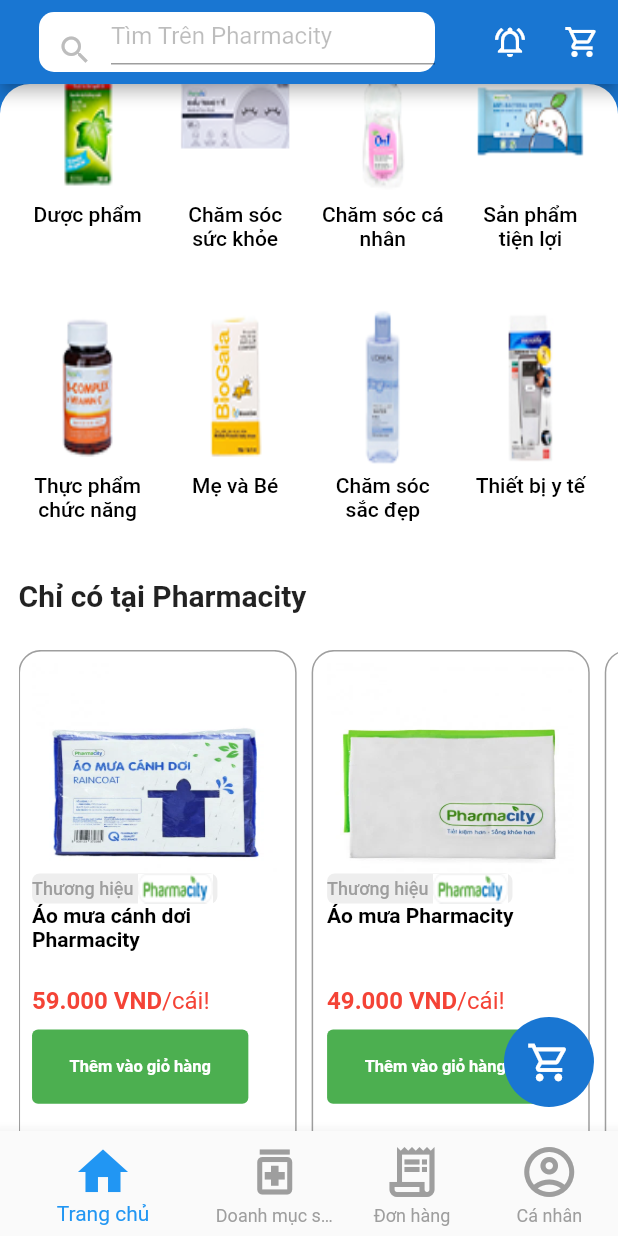
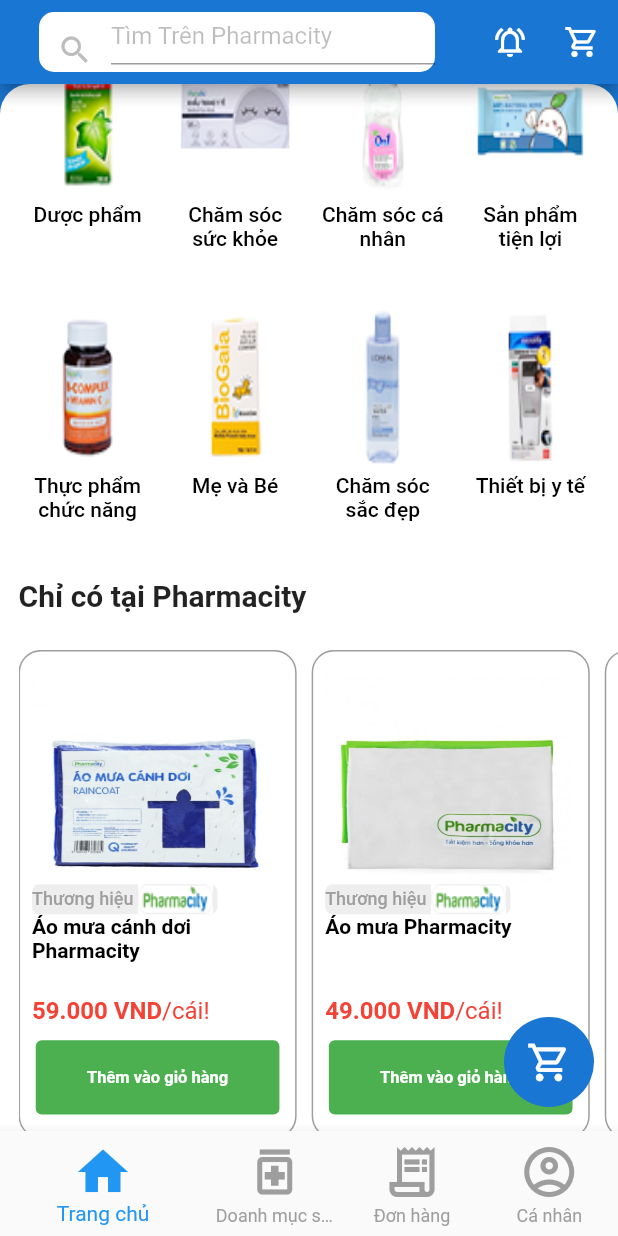
Before and after one commit to khanhpl/Pharmacity-dart, a Flutter app: the screen it shows after launch, scrolled down 576 dp, on a phone screen of 412 x 824 dp. Run offline on Flutter 3.47's test engine with Material 2 defaults, Android fonts, the phone set to English and light mode, and no system bars; our stand-ins replace carousel_pro, flutter_dash, google_maps_flutter.

Commit message:
Fix size release ver1 9-11-2021

```diff
--- a/lib/screens/home/home_screen.dart
+++ b/lib/screens/home/home_screen.dart
@@ -509,7 +509,7 @@
                 SizedBox(height: _edgeInsertTB),
                 Container(
                   margin: EdgeInsets.only(left: _edgeInsertLR),
-                  height: size.height * 0.42,
+                  height: size.height * 0.28 + 95,
                   child:ListView.separated(
                     scrollDirection: Axis.horizontal,
                     itemCount: _detailList.length,
@@ -538,7 +538,7 @@
                 SizedBox(height: _edgeInsertTB),
                 Container(
                   margin: EdgeInsets.only(left: _edgeInsertLR),
-                  height: size.height * 0.47,
+                  height: size.height * 0.48,
                   child:ListView.separated(
                     scrollDirection: Axis.horizontal,
                     itemCount: _detailHotSaleList.length,
--- a/lib/screens/services/products_only_on_pharmacity/product_only_pharmacity.dart
+++ b/lib/screens/services/products_only_on_pharmacity/product_only_pharmacity.dart
@@ -18,8 +18,6 @@
         border: Border.all(color: Colors.grey),
         borderRadius: BorderRadius.circular(15),
       ),
-      height: size.height * 0.42,
-
       width: size.width * 0.45,
       child: TextButton(
         onPressed: () {
@@ -30,7 +28,7 @@
         },
         child: Column(
           crossAxisAlignment: CrossAxisAlignment.start,
-          mainAxisAlignment: MainAxisAlignment.start,
+          mainAxisAlignment: MainAxisAlignment.center,
           children: <Widget>[
             Container(
               height: size.height * 0.17,
@@ -94,9 +92,10 @@
               ),
             ),
             SizedBox(height: 10.0),
-            SizedBox(
-              width: size.width * 0.35,
+            Container(
+              width: size.width * 0.45,
               height: size.height * 0.06,
+              margin: EdgeInsets.fromLTRB(_edgeInsertLR*0.2, 0, _edgeInsertLR*0.2, 0),
               child: TextButton(
                 style: TextButton.styleFrom(
                   backgroundColor: Colors.green,
```
Also changed, not shown: lib/screens/services/hot_products_on_pharmacity/hot_product_on_pharmacity.dart (+7 -3 lines).
